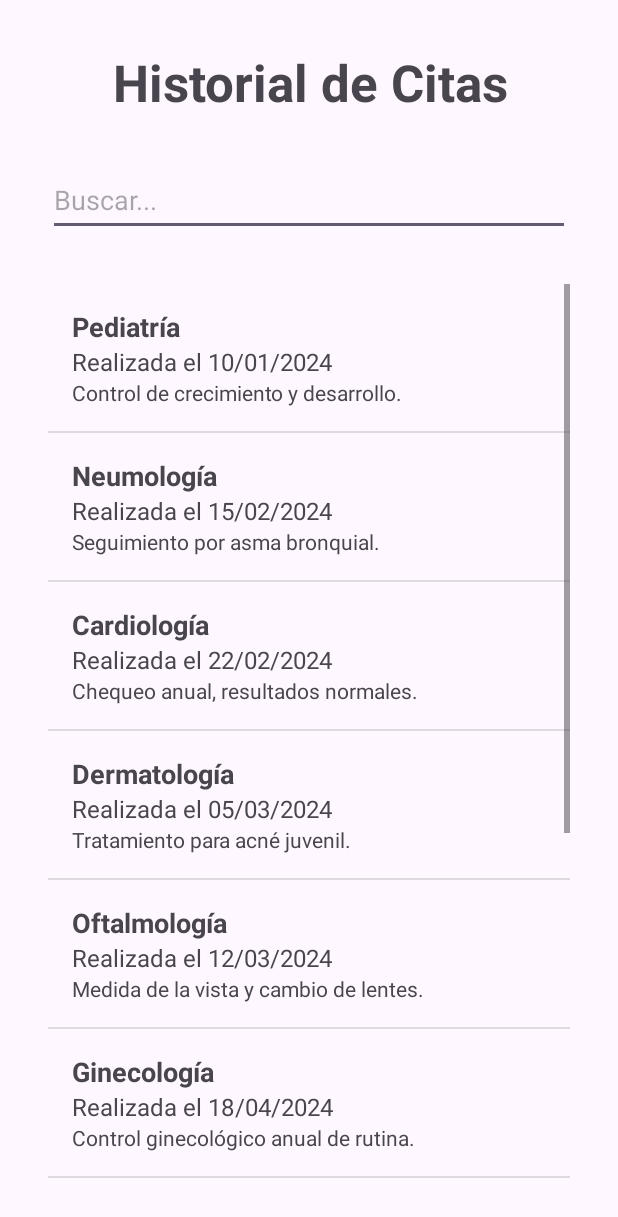
After one commit to JoseCotos/appMovil, an Android app: the HistoricoActivity screen opened directly, with no data from a screen before it, on a phone screen of 412 x 824 dp. The commit adds this screen. Shown: the top 1217 px of the screen. Run offline under Robolectric (Android 15) with nearby library versions, the phone set to English and light mode, and no system bars.

Commit message:
agregar confirmacion e historial

```diff
--- /dev/null
+++ b/app/src/main/java/com/upc/miappposta/HistoricoActivity.kt
@@ -0,0 +1,61 @@
+package com.upc.miappposta
+
+import android.os.Bundle
+import android.widget.ListView
+import android.widget.SimpleAdapter
+import androidx.activity.enableEdgeToEdge
+import androidx.appcompat.app.AppCompatActivity
+import androidx.core.view.ViewCompat
+import androidx.core.view.WindowInsetsCompat
+import com.upc.miappposta.databinding.ActivityHistoricoBinding
+import com.upc.miappposta.databinding.ActivityLoginBinding
+
+class HistoricoActivity : AppCompatActivity() {
+
+    private lateinit var binding: ActivityHistoricoBinding
+
+    override fun onCreate(savedInstanceState: Bundle?) {
+        super.onCreate(savedInstanceState)
+        enableEdgeToEdge()
+        setContentView(R.layout.activity_historico)
+
+        val listView = findViewById<ListView>(R.id.listHistorial)
+
+        // Lista de mapas, donde cada mapa representa un item de la lista
+        val data = listOf(
+            mapOf("titulo" to "Pediatría", "subtitulo" to "Realizada el 10/01/2024", "comentario" to "Control de crecimiento y desarrollo."),
+            mapOf("titulo" to "Neumología", "subtitulo" to "Realizada el 15/02/2024", "comentario" to "Seguimiento por asma bronquial."),
+            mapOf("titulo" to "Cardiología", "subtitulo" to "Realizada el 22/02/2024", "comentario" to "Chequeo anual, resultados normales."),
+            mapOf("titulo" to "Dermatología", "subtitulo" to "Realizada el 05/03/2024", "comentario" to "Tratamiento para acné juvenil."),
+            mapOf("titulo" to "Oftalmología", "subtitulo" to "Realizada el 12/03/2024", "comentario" to "Medida de la vista y cambio de lentes."),
+            mapOf("titulo" to "Ginecología", "subtitulo" to "Realizada el 18/04/2024", "comentario" to "Control ginecológico anual de rutina."),
+            mapOf("titulo" to "Traumatología", "subtitulo" to "Realizada el 25/04/2024", "comentario" to "Seguimiento de fractura de muñeca."),
+            mapOf("titulo" to "Urología", "subtitulo" to "Realizada el 03/05/2024", "comentario" to "Exámenes de próstata, todo en orden."),
+            mapOf("titulo" to "Neurología", "subtitulo" to "Realizada el 10/05/2024", "comentario" to "Consulta por migrañas recurrentes."),
+            mapOf("titulo" to "Gastroenterología", "subtitulo" to "Realizada el 21/05/2024", "comentario" to "Tratamiento para gastritis crónica.")
+        )
+
+        // Las llaves del mapa que queremos mostrar
+        val from = arrayOf("titulo", "subtitulo", "comentario")
+        // Los IDs de los TextViews en list_item_historico.xml donde irán los datos
+        val to = intArrayOf(R.id.item_titulo, R.id.item_subtitulo, R.id.item_comentario)
+
+        // Crea el SimpleAdapter
+        val adapter = SimpleAdapter(
+            this,
+            data,
+            R.layout.list_item_historico,
+            from,
+            to
+        )
+
+        // Asigna el adaptador al ListView
+        listView.adapter = adapter
+
+        ViewCompat.setOnApplyWindowInsetsListener(findViewById(R.id.main)) { v, insets ->
+            val systemBars = insets.getInsets(WindowInsetsCompat.Type.systemBars())
+            v.setPadding(systemBars.left, systemBars.top, systemBars.right, systemBars.bottom)
+            insets
+        }
+    }
+}
--- /dev/null
+++ b/app/src/main/res/layout/activity_historico.xml
@@ -0,0 +1,52 @@
+<?xml version="1.0" encoding="utf-8"?>
+<androidx.constraintlayout.widget.ConstraintLayout xmlns:android="http://schemas.android.com/apk/res/android"
+    xmlns:app="http://schemas.android.com/apk/res-auto"
+    xmlns:tools="http://schemas.android.com/tools"
+    android:id="@+id/main"
+    android:layout_width="match_parent"
+    android:layout_height="match_parent"
+    tools:context=".HistoricoActivity">
+
+    <TextView
+        android:id="@+id/textView5"
+        android:layout_width="wrap_content"
+        android:layout_height="wrap_content"
+        android:layout_marginStart="32dp"
+        android:layout_marginTop="32dp"
+        android:layout_marginEnd="32dp"
+        android:text="Historial de Citas"
+        android:textSize="34sp"
+        android:textStyle="bold"
+        app:layout_constraintEnd_toEndOf="parent"
+        app:layout_constraintHorizontal_bias="0.512"
+        app:layout_constraintStart_toStartOf="parent"
+        app:layout_constraintTop_toTopOf="parent" />
+
+    <EditText
+        android:id="@+id/editTextText4"
+        android:layout_width="0dp"
+        android:layout_height="wrap_content"
+        android:layout_marginStart="32dp"
+        android:layout_marginTop="32dp"
+        android:layout_marginEnd="32dp"
+        android:hint="Buscar..."
+        android:minHeight="48dp"
+        android:inputType="text"
+        app:layout_constraintEnd_toEndOf="parent"
+        app:layout_constraintStart_toStartOf="parent"
+        app:layout_constraintTop_toBottomOf="@+id/textView5" />
+
+    <ListView
+        android:id="@+id/listHistorial"
+        android:layout_width="0dp"
+        android:layout_height="0dp"
+        android:layout_marginStart="32dp"
+        android:layout_marginTop="32dp"
+        android:layout_marginEnd="32dp"
+        android:layout_marginBottom="32dp"
+        app:layout_constraintBottom_toBottomOf="parent"
+        app:layout_constraintEnd_toEndOf="parent"
+        app:layout_constraintStart_toStartOf="parent"
+        app:layout_constraintTop_toBottomOf="@+id/editTextText4" />
+
+</androidx.constraintlayout.widget.ConstraintLayout>
--- /dev/null
+++ b/app/src/main/res/layout/list_item_historico.xml
@@ -0,0 +1,27 @@
+<?xml version="1.0" encoding="utf-8"?>
+<LinearLayout xmlns:android="http://schemas.android.com/apk/res/android"
+    android:layout_width="match_parent"
+    android:layout_height="wrap_content"
+    android:orientation="vertical"
+    android:padding="16dp">
+
+    <TextView
+        android:id="@+id/item_titulo"
+        android:layout_width="wrap_content"
+        android:layout_height="wrap_content"
+        android:textSize="18sp"
+        android:textStyle="bold" />
+
+    <TextView
+        android:id="@+id/item_subtitulo"
+        android:layout_width="wrap_content"
+        android:layout_height="wrap_content"
+        android:textSize="16sp" />
+
+    <TextView
+        android:id="@+id/item_comentario"
+        android:layout_width="wrap_content"
+        android:layout_height="wrap_content"
+        android:textSize="14sp" />
+
+</LinearLayout>
```
Also changed, not shown: app/src/main/AndroidManifest.xml (+7 -2 lines), app/src/main/java/com/upc/miappposta/ConfirmacionActivity.kt (added, +31 -0 lines), app/src/main/java/com/upc/miappposta/HomeActivity.kt (+9 -0 lines), app/src/main/res/layout/activity_confirmacion.xml (added, +79 -0 lines), app/src/main/res/layout/activity_home.xml (+21 -0 lines), app/src/main/res/layout/activity_main.xml (+6 -6 lines).
